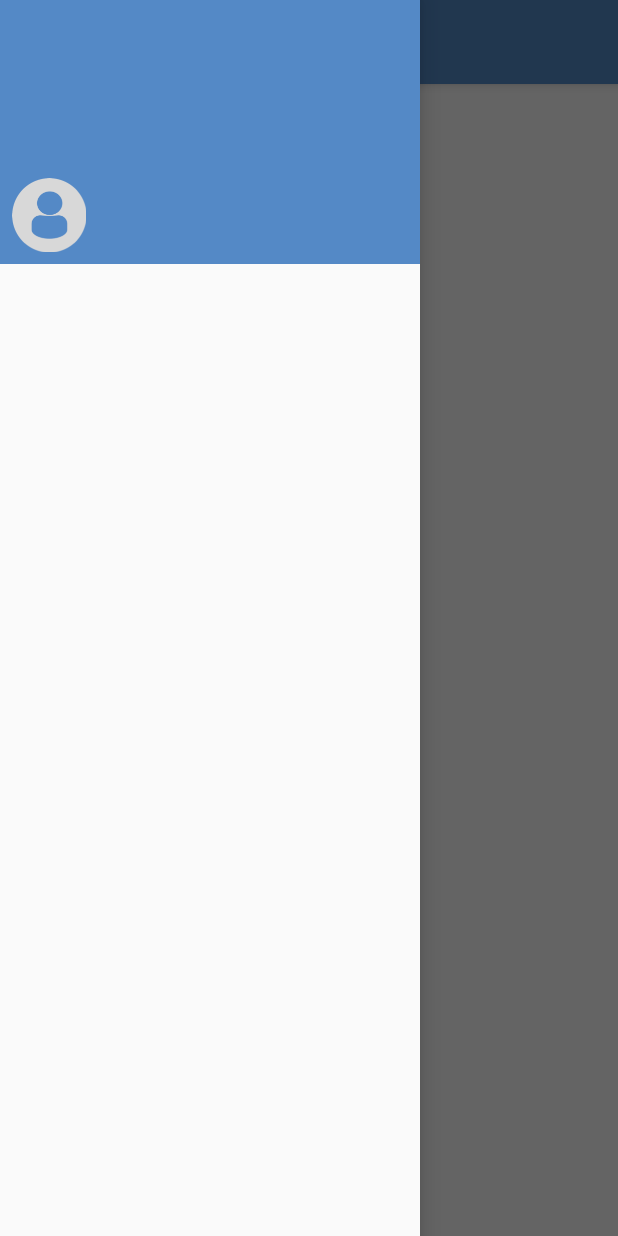
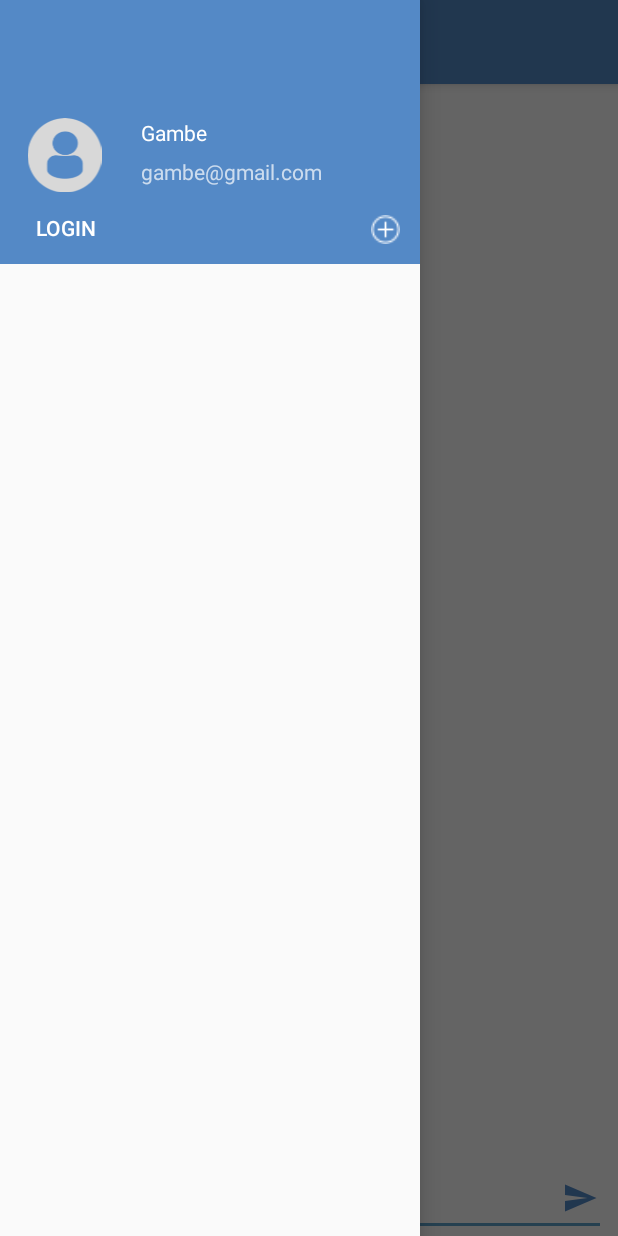
Before and after one commit to gambe94/Smack, an Android app: the screen it shows after launch (MainActivity), with the side drawer open, on a phone screen of 412 x 824 dp. Run offline under Robolectric (Android 15) with nearby library versions, the phone set to English and light mode, and no system bars.

Commit message:
lesson-02

```diff
--- a/app/src/main/java/com/example/demet/smack/MainActivity.kt
+++ b/app/src/main/java/com/example/demet/smack/MainActivity.kt
@@ -8,6 +8,7 @@ import android.support.v7.app.ActionBarDrawerToggle
 import android.support.v7.app.AppCompatActivity
 import android.view.Menu
 import android.view.MenuItem
+import android.view.View
 import kotlinx.android.synthetic.main.activity_main.*
 import kotlinx.android.synthetic.main.app_bar_main.*
 
@@ -36,5 +37,15 @@ class MainActivity : AppCompatActivity() {
         }
     }
 
+    fun loginBtnNavClicked(view: View){
+
+    }
+
+    fun addChannelClicked(view: View){
+
+    }
+    fun sendMsgBtnClicked(view: View){
+
+    }
 
 }
--- a/app/src/main/res/layout/content_main.xml
+++ b/app/src/main/res/layout/content_main.xml
@@ -9,12 +9,52 @@
     tools:showIn="@layout/app_bar_main">
 
     <TextView
-        android:layout_width="wrap_content"
+        android:id="@+id/mainChannelName"
+        android:layout_width="0dp"
         android:layout_height="wrap_content"
-        android:text="Hello World!"
-        app:layout_constraintBottom_toBottomOf="parent"
+        android:layout_marginTop="8dp"
+        android:text="PLease Log In"
+        android:textAlignment="center"
+        app:layout_constraintHorizontal_bias="0.464"
         app:layout_constraintLeft_toLeftOf="parent"
         app:layout_constraintRight_toRightOf="parent"
         app:layout_constraintTop_toTopOf="parent" />
 
+    <EditText
+        android:id="@+id/messageTextField"
+        android:layout_width="0dp"
+        android:layout_height="wrap_content"
+        android:layout_marginEnd="8dp"
+        android:layout_marginStart="8dp"
+        android:ems="10"
+        android:hint="message:"
+        android:inputType="textMultiLine"
+        app:layout_constraintBottom_toBottomOf="parent"
+        app:layout_constraintEnd_toEndOf="parent"
+        app:layout_constraintStart_toStartOf="parent" />
+
+    <ImageButton
+        android:id="@+id/sendMessageBtn"
+        android:layout_width="35dp"
+        android:layout_height="35dp"
+        android:layout_marginBottom="8dp"
+        android:layout_marginEnd="8dp"
+        android:background="@android:color/transparent"
+        android:onClick="sendMsgBtnClicked"
+        android:tint="@color/colorPrimary"
+        app:layout_constraintBottom_toBottomOf="parent"
+        app:layout_constraintEnd_toEndOf="parent"
+        app:srcCompat="@drawable/ic_menu_send" />
+
+    <android.support.v7.widget.RecyclerView
+        android:id="@+id/messageListView"
+        android:layout_width="0dp"
+        android:layout_height="0dp"
+        android:layout_marginBottom="8dp"
+        android:layout_marginTop="8dp"
+        app:layout_constraintBottom_toTopOf="@+id/messageTextField"
+        app:layout_constraintEnd_toEndOf="parent"
+        app:layout_constraintStart_toStartOf="parent"
+        app:layout_constraintTop_toBottomOf="@+id/mainChannelName" />
+
 </android.support.constraint.ConstraintLayout>
--- a/app/src/main/res/layout/nav_header_main.xml
+++ b/app/src/main/res/layout/nav_header_main.xml
@@ -12,34 +12,63 @@
     tools:layout_editor_absoluteY="81dp">
 
     <ImageView
-        android:id="@+id/imageView"
-        android:layout_width="wrap_content"
+        android:id="@+id/userImageNavHeader"
+        android:layout_width="70dp"
         android:layout_height="wrap_content"
         android:layout_marginBottom="8dp"
         android:layout_marginStart="8dp"
+        android:contentDescription="@string/profil_logo"
         android:paddingTop="@dimen/nav_header_vertical_spacing"
-        app:layout_constraintBottom_toBottomOf="parent"
+        app:layout_constraintBottom_toTopOf="@+id/loginButtonNavHeader"
         app:layout_constraintStart_toStartOf="parent"
         app:srcCompat="@drawable/profiledefault" />
 
     <TextView
-        android:id="@+id/textView2"
+        android:id="@+id/userNameNavHeader"
         android:layout_width="wrap_content"
         android:layout_height="26dp"
+        android:layout_marginStart="16dp"
         android:paddingTop="@dimen/nav_header_vertical_spacing"
+        android:text="Gambe"
         android:textAppearance="@style/TextAppearance.AppCompat.Body1"
-        tools:layout_editor_absoluteX="73dp"
-        tools:layout_editor_absoluteY="111dp"
+        app:layout_constraintStart_toEndOf="@+id/userImageNavHeader"
+        app:layout_constraintTop_toTopOf="@+id/userImageNavHeader"
         tools:text="Gambe" />
 
     <TextView
-        android:id="@+id/textView"
+        android:id="@+id/userEmailNavHeader"
         android:layout_width="wrap_content"
         android:layout_height="wrap_content"
         android:layout_marginStart="16dp"
         android:layout_marginTop="8dp"
-        app:layout_constraintStart_toEndOf="@+id/imageView"
-        app:layout_constraintTop_toBottomOf="@+id/textView2"
+        android:text="gambe@gmail.com"
+        app:layout_constraintStart_toEndOf="@+id/userImageNavHeader"
+        app:layout_constraintTop_toBottomOf="@+id/userNameNavHeader"
         tools:text="gambe@gmail.com" />
 
+    <Button
+        android:id="@+id/loginButtonNavHeader"
+        android:layout_width="wrap_content"
+        android:layout_height="32dp"
+        android:layout_marginBottom="8dp"
+        android:background="@android:color/transparent"
+        android:onClick="loginBtnNavClicked"
+        android:text="Login"
+        app:layout_constraintBottom_toBottomOf="parent"
+        app:layout_constraintStart_toStartOf="parent" />
+
+    <ImageButton
+        android:id="@+id/addChannelBtn"
+        android:layout_width="30dp"
+        android:layout_height="30dp"
+        android:layout_marginBottom="8dp"
+        android:layout_marginEnd="8dp"
+        android:background="@android:color/transparent"
+        android:onClick="addChannelClicked"
+        android:padding="5dp"
+        android:scaleType="fitXY"
+        app:layout_constraintBottom_toBottomOf="parent"
+        app:layout_constraintEnd_toEndOf="parent"
+        app:srcCompat="@drawable/addchannelbutton" />
+
 </android.support.constraint.ConstraintLayout>
--- a/app/src/main/res/values/colors.xml
+++ b/app/src/main/res/values/colors.xml
@@ -1,6 +1,6 @@
 <?xml version="1.0" encoding="utf-8"?>
 <resources>
-    <color name="colorPrimary">#5489C6</color>
+    <color name="colorPrimary">#5489c6</color>
     <color name="colorPrimaryDark">#5489C6</color>
     <color name="colorAccent">#5EA0C9</color>
 </resources>
--- a/app/src/main/res/values/strings.xml
+++ b/app/src/main/res/values/strings.xml
@@ -5,4 +5,5 @@
     <string name="navigation_drawer_close">Close navigation drawer</string>
 
     <string name="action_settings">Settings</string>
+    <string name="profil_logo">profil logo</string>
 </resources>
```
